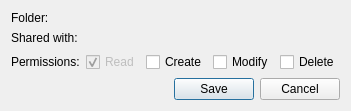
First picture: the form in changepermissionsdialog.ui, repository pcloudcom/psyncgui, before the edit.
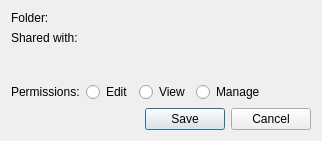
Second picture: the form after the edit.

The edit to the form file:
```diff
--- a/changepermissionsdialog.ui
+++ b/changepermissionsdialog.ui
@@ -7,7 +7,7 @@
     <x>0</x>
     <y>0</y>
     <width>322</width>
-    <height>111</height>
+    <height>141</height>
    </rect>
   </property>
   <property name="windowTitle">
@@ -56,39 +56,23 @@
       </widget>
      </item>
      <item>
-      <widget class="QCheckBox" name="permRead">
-       <property name="enabled">
-        <bool>false</bool>
-       </property>
+      <widget class="QRadioButton" name="rbtnEdit">
        <property name="text">
-        <string>Read</string>
+        <string>Edit</string>
        </property>
-       <property name="checkable">
-        <bool>true</bool>
-       </property>
-       <property name="checked">
-        <bool>true</bool>
-       </property>
       </widget>
      </item>
      <item>
-      <widget class="QCheckBox" name="permCreate">
+      <widget class="QRadioButton" name="rbtnView">
        <property name="text">
-        <string>Create</string>
+        <string>View</string>
        </property>
       </widget>
      </item>
      <item>
-      <widget class="QCheckBox" name="permModify">
+      <widget class="QRadioButton" name="rbtnManage">
        <property name="text">
-        <string>Modify</string>
-       </property>
-      </widget>
-     </item>
-     <item>
-      <widget class="QCheckBox" name="permDelete">
-       <property name="text">
-        <string>Delete</string>
+        <string>Manage</string>
        </property>
       </widget>
      </item>
```
